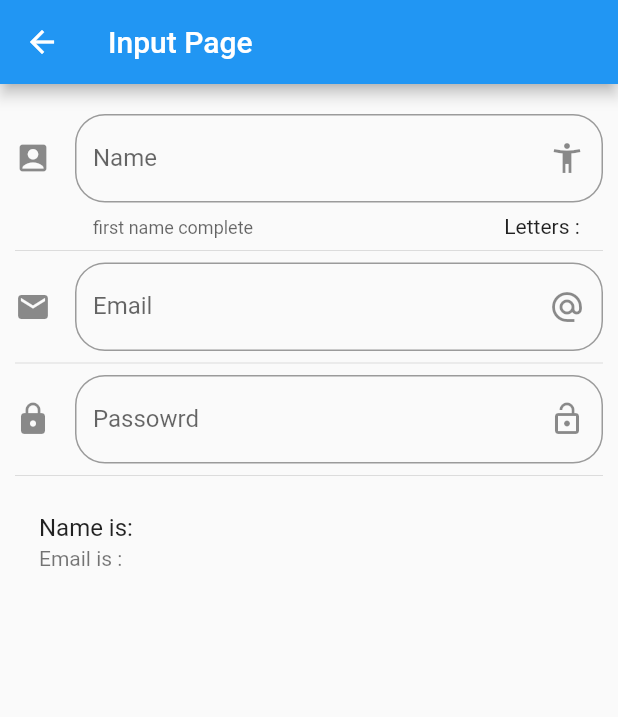
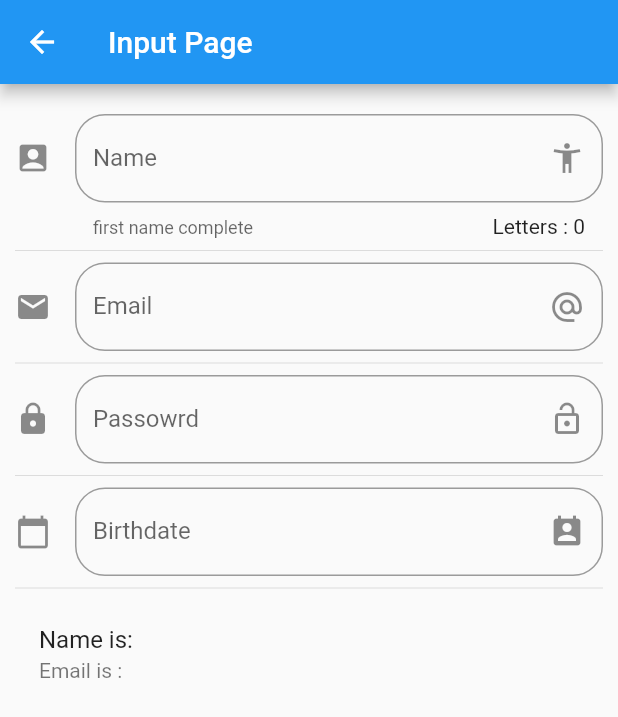
Before and after one commit to OpsonDuran/flutter_components_wigets_use_examples, a Flutter app: the InputPage screen opened by its route, on a phone screen of 412 x 824 dp. Shown: the top 717 px of the screen. Run offline on Flutter 3.47's test engine with Material 2 defaults, Android fonts, the phone set to English and light mode, and no system bars; accounts and stored records are empty.

Commit message:
add brithdate dield and datePikcer with TextEditing picker for set date in textfield

```diff
--- a/lib/src/widgets/input_page.dart
+++ b/lib/src/widgets/input_page.dart
@@ -9,6 +9,9 @@ class InputPage extends StatefulWidget {
 class _InputPageState extends State<InputPage> {
 String _name;
 String _email;
+String _date;
+TextEditingController _inputFieldDateController = TextEditingController();
+
 
   @override
   Widget build(BuildContext context) {
@@ -25,6 +28,8 @@ String _email;
            Divider(),
            _createPassword(),
            Divider(),
+           _createDate(context),
+           Divider(),
            _createPerson(),
          ],
        ),
@@ -39,7 +44,7 @@ Widget _createInput(){
       border: OutlineInputBorder(
         borderRadius: BorderRadius.circular(20.0)
       ),
-      counter: Text('Letters : ${ _name }'),
+      counter: Text('Letters : ${ _name.length }'),
       hintText: 'First Name',
       labelText: 'Name',
       helperText: 'first name complete',
@@ -95,11 +100,48 @@ Widget _createPassword(){
         print(value);
       });
     },
-  );}
+  );
+}
+
+Widget _createDate(BuildContext context){
+  return TextField(
+    controller: _inputFieldDateController,
+    enableInteractiveSelection: false,
+    decoration: InputDecoration(
+        border: OutlineInputBorder(
+        borderRadius: BorderRadius.circular(20.0)
+      ),
+      hintText: 'Birthdate',
+      labelText: 'Birthdate',
+      suffixIcon: Icon(Icons.perm_contact_calendar),
+      icon: Icon(Icons.calendar_today)
+
+    ),
+    onTap: (){
+      FocusScope.of(context).requestFocus(FocusNode());
+      _selectDate(context);
+    },
+  );
+}
+
+_selectDate(BuildContext contex)async{
+  DateTime picked = await showDatePicker(
+    context: contex,
+    initialDate: DateTime.now(),
+    firstDate: DateTime(2019),
+    lastDate: DateTime(2025),
+  );
+
+  if(picked!=null){
+      setState(() {
+        _date =picked.toString();
+        _inputFieldDateController.text = _date;
+      });
+  }
+}
 
 Widget _createPerson(){
   return ListTile(
-
     title: Text('Name is: $_name'),
     subtitle: Text('Email is : $_email'),
   );
```
